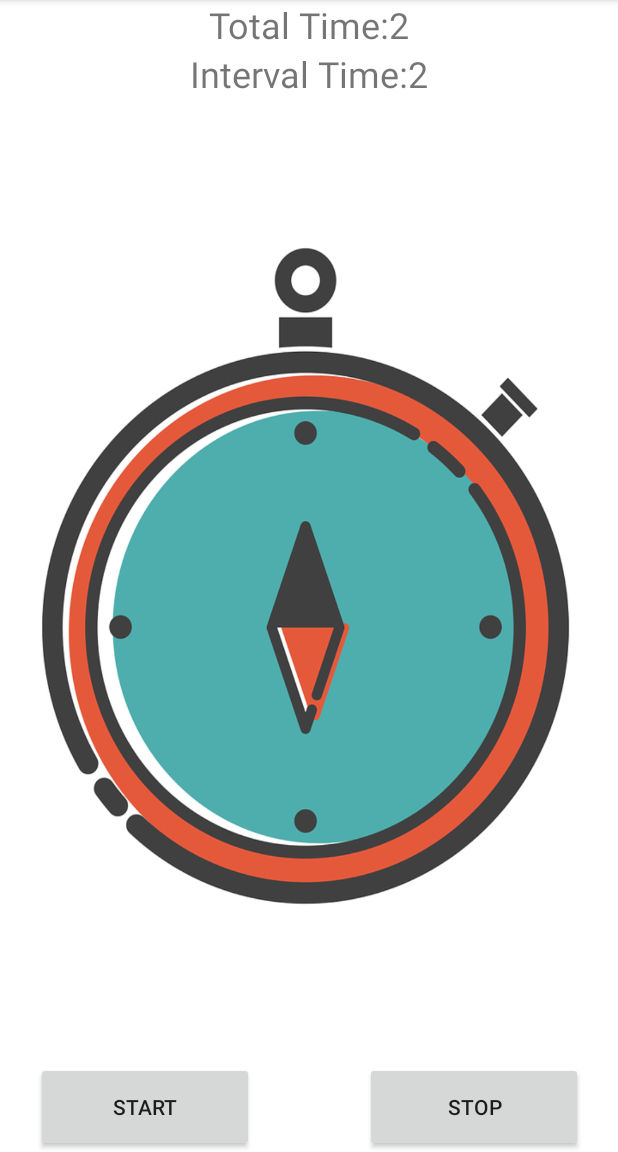
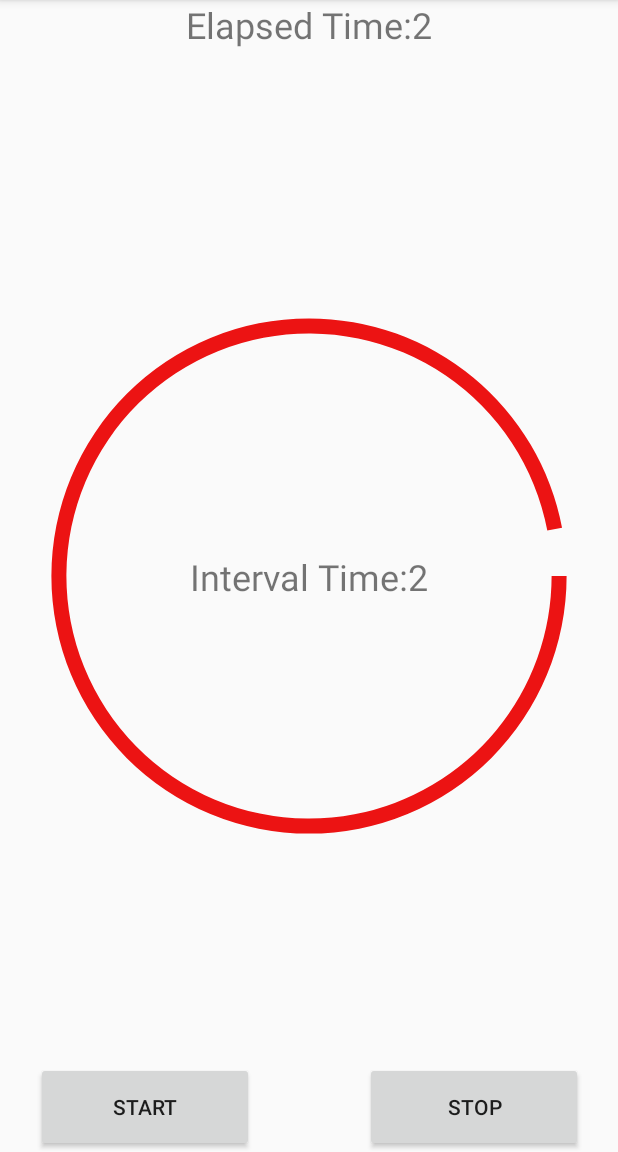
Before and after one commit to telday/interval_timer, an Android app: the screen it shows after launch (MainActivity), after a tap on "START", on a phone screen of 412 x 824 dp, the part 84-1236 px from its top. Run offline under Robolectric (Android 15) with nearby library versions, the phone set to English and light mode, and no system bars.

Commit message:
Added circular timer and removed background

```diff
--- a/app/src/main/java/com/emomtimer/MainActivity.java
+++ b/app/src/main/java/com/emomtimer/MainActivity.java
@@ -1,25 +1,36 @@
 package com.emomtimer;
 
+import android.animation.ObjectAnimator;
+import android.content.Context;
 import android.media.MediaPlayer;
 import android.os.CountDownTimer;
+import android.support.v4.widget.CircularProgressDrawable;
 import android.support.v7.app.AppCompatActivity;
 import android.os.Bundle;
+import android.util.Log;
+import android.view.ContextThemeWrapper;
 import android.view.View;
+import android.view.animation.DecelerateInterpolator;
 import android.widget.Button;
+import android.widget.ProgressBar;
 import android.widget.TextView;
+import android.widget.Toast;
+
+import java.io.Console;
 
 public class MainActivity extends AppCompatActivity {
     private MediaPlayer mediaPlayer;
     private TextView loopTimer;
     private TextView fullTimer;
     private CountDownTimer countDownTimer = null;
+    private ProgressBar intervalProgress;
 
     private void playSound(){
         this.mediaPlayer.start();
     }
 
     @Override
-    protected void onCreate(Bundle savedInstanceState) {
+    protected void onCreate(final Bundle savedInstanceState) {
         super.onCreate(savedInstanceState);
         setContentView(R.layout.activity_main);
         Button startButton = findViewById(R.id.startButton);
@@ -27,13 +38,16 @@ public class MainActivity extends AppCompatActivity {
 
         loopTimer = findViewById(R.id.loopTimer);
         fullTimer = findViewById(R.id.fullTimer);
+        intervalProgress = (ProgressBar)findViewById(R.id.intervalProgress);
+        intervalProgress.setProgress(intervalProgress.getMax(), true);
 
         mediaPlayer = MediaPlayer.create(this.getApplicationContext(), R.raw.alarmsound);
-
+        final Context con = this.getApplicationContext();
         startButton.setOnClickListener(new View.OnClickListener() {
             @Override
             public void onClick(View v) {
                 playSound();
+
                 runTimer(60, 3600);
             }
         });
@@ -41,6 +55,7 @@ public class MainActivity extends AppCompatActivity {
             @Override
             public void onClick(View v){
                 destroyTimer();
+                Toast.makeText(con, new Integer(intervalProgress.getProgress()).toString(), Toast.LENGTH_LONG).show();
                 resetTimerText();
             }
         });
@@ -55,6 +70,7 @@ public class MainActivity extends AppCompatActivity {
             countDownTimer.cancel();
         }
         countDownTimer = null;
+        intervalProgress.setProgress(intervalProgress.getMax(), true);
     }
     /**
      * Starts the on screen timer
@@ -75,6 +91,8 @@ public class MainActivity extends AppCompatActivity {
                 }
                 loopTimer.setText(getResources().getString(R.string.interval_time) + new Long(secondsPassed % loopLength).toString());
                 fullTimer.setText(getResources().getString(R.string.total_time) + secondsPassed.toString());
+                double percentFinished = ((float)(secondsPassed % loopLength) / loopLength) * intervalProgress.getMax();
+                intervalProgress.setProgress(intervalProgress.getMax() - (int)percentFinished, true);
             }
 
             @Override
--- /dev/null
+++ b/app/src/main/res/drawable/timer.xml
@@ -0,0 +1,8 @@
+<?xml version="1.0" encoding="utf-8"?>
+<shape xmlns:android="http://schemas.android.com/apk/res/android"
+    android:useLevel="true"
+    android:innerRadiusRatio="2.3"
+    android:shape="ring"
+    android:thickness="10sp" >
+    <solid android:color="@color/timerBar" />
+</shape>
--- a/app/src/main/res/layout/activity_main.xml
+++ b/app/src/main/res/layout/activity_main.xml
@@ -4,7 +4,6 @@
     xmlns:tools="http://schemas.android.com/tools"
     android:layout_width="match_parent"
     android:layout_height="match_parent"
-    android:background="@drawable/stopwatch"
     tools:context=".MainActivity">
 
     <TextView
@@ -24,8 +23,9 @@
         android:text="@string/interval_time"
         android:textAlignment="center"
         android:textSize="24sp"
-        app:layout_constraintTop_toBottomOf="@+id/fullTimer"
-        tools:layout_editor_absoluteX="8dp" />
+        app:layout_constraintBottom_toBottomOf="@+id/intervalProgress"
+        app:layout_constraintTop_toTopOf="@+id/intervalProgress"
+        tools:layout_editor_absoluteX="-16dp" />
 
     <Button
         android:id="@+id/startButton"
@@ -53,4 +53,22 @@
         app:layout_constraintEnd_toEndOf="parent"
         app:layout_constraintStart_toStartOf="parent" />
 
+    <ProgressBar
+        android:id="@+id/intervalProgress"
+        style="@android:style/Widget.DeviceDefault.ProgressBar.Horizontal"
+        android:layout_width="372dp"
+        android:layout_height="396dp"
+        android:indeterminate="false"
+        android:max="100"
+        android:progress="0"
+        android:progressDrawable="@drawable/timer"
+        android:progressTint="#EC1313"
+        android:secondaryProgress="0"
+        android:visibility="visible"
+        app:layout_constraintBottom_toBottomOf="parent"
+        app:layout_constraintEnd_toEndOf="parent"
+        app:layout_constraintStart_toStartOf="parent"
+        app:layout_constraintTop_toTopOf="parent"
+        tools:visibility="visible" />
+
 </android.support.constraint.ConstraintLayout>
--- a/app/src/main/res/values/colors.xml
+++ b/app/src/main/res/values/colors.xml
@@ -3,4 +3,5 @@
     <color name="colorPrimary">#008577</color>
     <color name="colorPrimaryDark">#00574B</color>
     <color name="colorAccent">#D81B60</color>
+    <color name="timerBar">#3F51B5</color>
 </resources>
--- a/app/src/main/res/values/strings.xml
+++ b/app/src/main/res/values/strings.xml
@@ -1,7 +1,7 @@
 <resources>
     <string name="app_name">EMOM Timer</string>
     <string name="start">Start</string>
-    <string name="interval_time">Interval Time:</string>
-    <string name="total_time">Total Time:</string>
+    <string name="interval_time">Interval Time: </string>
+    <string name="total_time">Elapsed Time: </string>
     <string name="stop">Stop</string>
 </resources>
```
